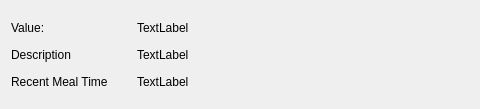
mefleacuzimtiny/DiabTracker, file recorddisplayframe.ui: the form before one commit; both pictures show x 0 to 480 and y 0 to 109 of the 741 by 109 pixel window.
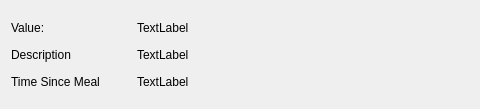
The form after the commit.

Diff of the .ui file:
```diff
--- a/recorddisplayframe.ui
+++ b/recorddisplayframe.ui
@@ -53,7 +53,7 @@
           </size>
          </property>
          <property name="text">
-          <string>Recent Meal Time</string>
+          <string>Time Since Meal</string>
          </property>
         </widget>
        </item>
```
Left out of the diff: 4 changed lines with no effect on the pictures.
